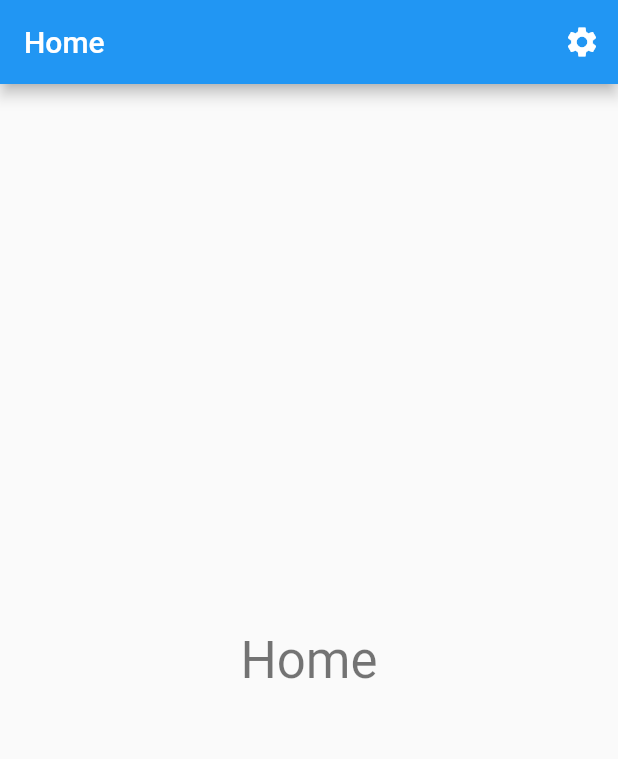
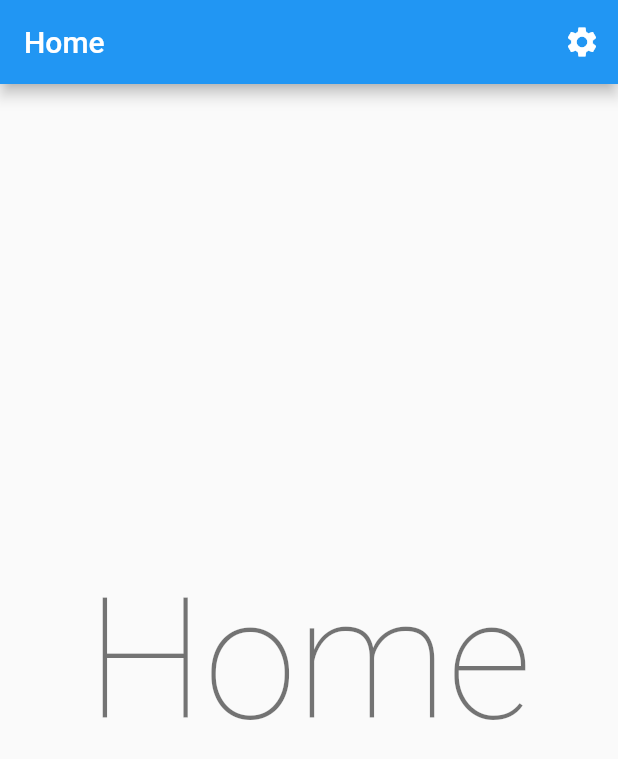
Before and after one commit to AbdeldjalilChougui/Dynamic_Theme_Flutter_BloC, a Flutter app: the screen it shows after launch, on a phone screen of 412 x 824 dp. Shown: the top 759 px of the screen. Run offline on Flutter 3.47's test engine with Material 2 defaults, Android fonts, the phone set to English and light mode, and no system bars; our stand-ins replace bloc, equatable, flutter_bloc.

Commit message:
refactor home page

```diff
--- a/lib/ui/home/home_page.dart
+++ b/lib/ui/home/home_page.dart
@@ -13,7 +13,7 @@ class HomePage extends StatelessWidget {
             onPressed: () {
               Navigator.of(context).push(MaterialPageRoute(
                 builder: (context) => PreferencePage()
-              ));
+              ),);
             },
           )
         ],
@@ -22,7 +22,7 @@ class HomePage extends StatelessWidget {
         child: Container(
           child: Text(
             'Home',
-            style: Theme.of(context).textTheme.display1,
+            style: Theme.of(context).textTheme.headline1,
           ),
         ),
       ),
```
